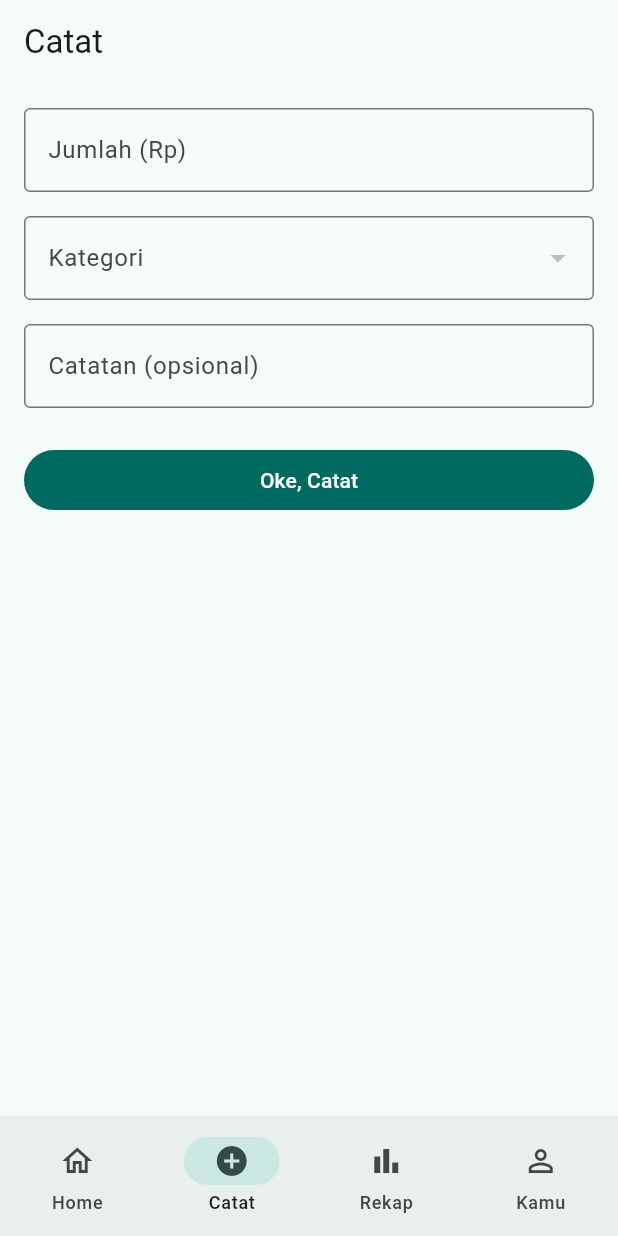
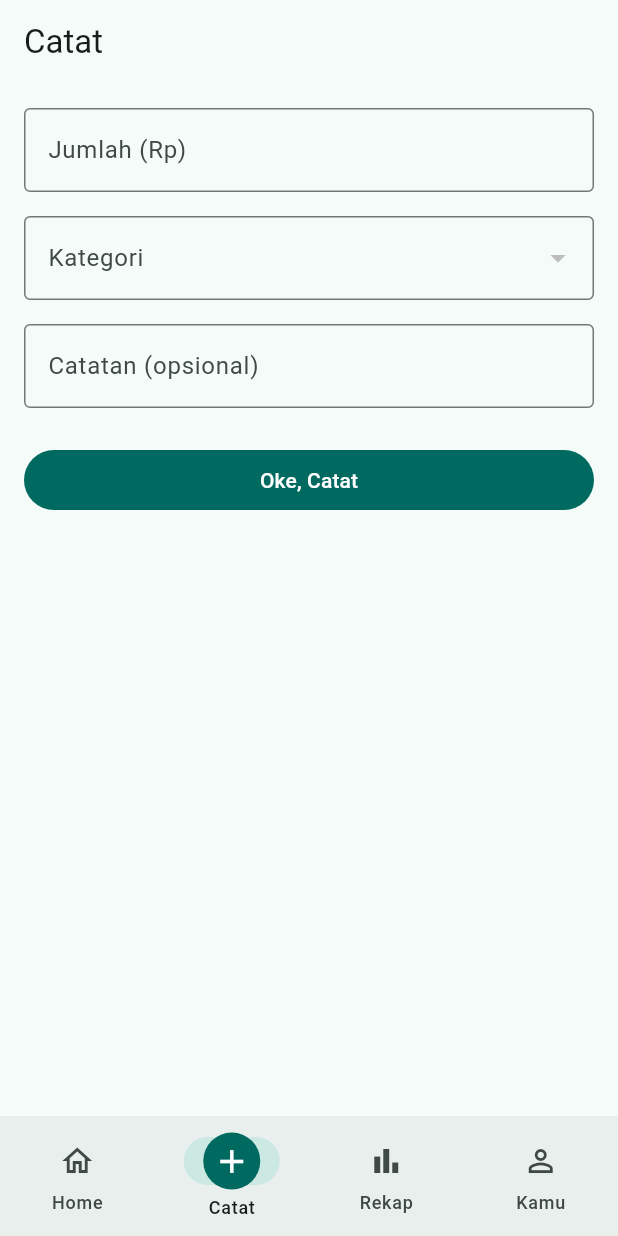
Before and after one commit to Moreno19Ryan/kirain-app, a Flutter app: the CatatScreen screen opened by its route, on a phone screen of 412 x 824 dp. Run offline on Flutter 3.47's test engine with Material 3 defaults, Android fonts, the phone set to English and light mode, and no system bars; our stand-ins replace flutter_riverpod, go_router, supabase_flutter; accounts and stored records are empty.

Commit message:
Polish loading states and Catat nav prominence
Per the new "6.5. Prinsip Visual, Mockup & UI/UX" section in
CLAUDE.md: replace the plain CircularProgressIndicator loading
states on Home and Catat with skeleton screens (a small reusable
SkeletonBox, no new dependency), and give the Catat bottom-nav
destination a filled circular badge so it reads as the most
prominent, most-used action instead of blending in with the other
outline icons.

Color palette and per-category icon/color are left as-is (still
"belum final" per the doc, deferred to a mockup pass).

Co-Authored-By: Claude Sonnet 5 <noreply@anthropic.com>
Claude-Session: https://claude.ai/code/session_013Jzd8yRPpdnf2xK2NU2SMi

```diff
--- a/lib/core/router/app_router.dart
+++ b/lib/core/router/app_router.dart
@@ -76,7 +76,7 @@ class _RootScaffold extends StatelessWidget {
         ),
         destinations: const [
           NavigationDestination(icon: Icon(Icons.home_outlined), selectedIcon: Icon(Icons.home), label: 'Home'),
-          NavigationDestination(icon: Icon(Icons.add_circle_outline), selectedIcon: Icon(Icons.add_circle), label: 'Catat'),
+          NavigationDestination(icon: _CatatNavIcon(selected: false), selectedIcon: _CatatNavIcon(selected: true), label: 'Catat'),
           NavigationDestination(icon: Icon(Icons.bar_chart_outlined), selectedIcon: Icon(Icons.bar_chart), label: 'Rekap'),
           NavigationDestination(icon: Icon(Icons.person_outline), selectedIcon: Icon(Icons.person), label: 'Kamu'),
         ],
@@ -84,3 +84,30 @@ class _RootScaffold extends StatelessWidget {
     );
   }
 }
+
+/// "Catat" is the most-used action in the app, so it gets a filled circular
+/// badge to stand out from the other, plain outline nav icons — per
+/// CLAUDE.md's "tombol Catat idealnya jadi elemen paling menonjol".
+class _CatatNavIcon extends StatelessWidget {
+  const _CatatNavIcon({required this.selected});
+
+  final bool selected;
+
+  @override
+  Widget build(BuildContext context) {
+    final scheme = Theme.of(context).colorScheme;
+
+    return Container(
+      padding: const EdgeInsets.all(6),
+      decoration: BoxDecoration(
+        color: selected ? scheme.primary : scheme.primaryContainer,
+        shape: BoxShape.circle,
+      ),
+      child: Icon(
+        Icons.add,
+        size: 26,
+        color: selected ? scheme.onPrimary : scheme.onPrimaryContainer,
+      ),
+    );
+  }
+}
```
Also changed, not shown: lib/core/widgets/skeleton_box.dart (added, +50 -0 lines), lib/features/catat/catat_screen.dart (+21 -1 lines), lib/features/home/home_screen.dart (+37 -1 lines).
